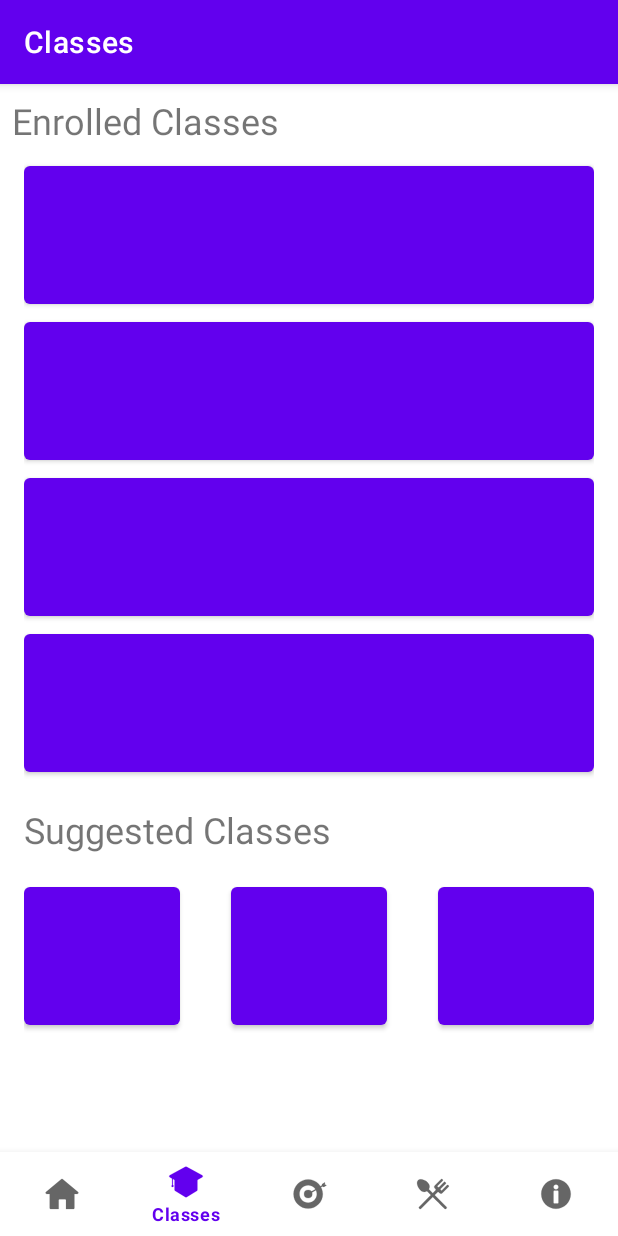
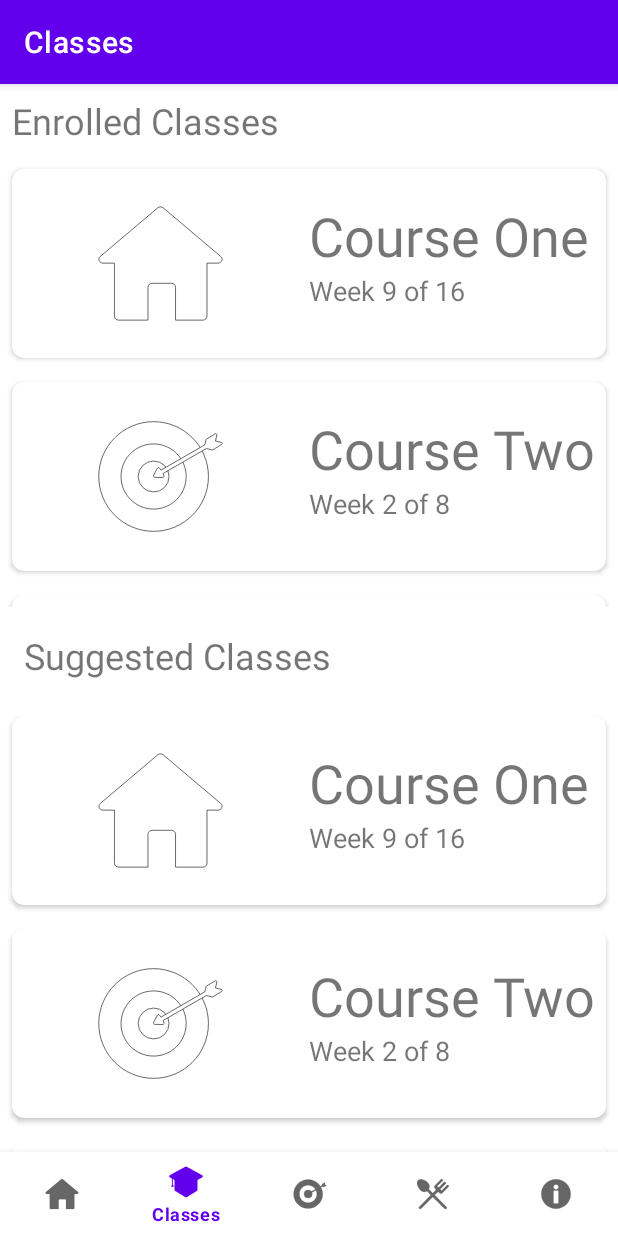
Before and after one commit to sc71/FeastApp, an Android app: the ClassesFragment screen opened through its navigation route, on a phone screen of 412 x 824 dp. Run offline under Robolectric (Android 15) with nearby library versions, the phone set to English and light mode, and no system bars; our stand-ins replace navigation-ui.

Commit message:
working cardview for classesfragment

```diff
--- /dev/null
+++ b/app/src/main/java/com/example/feastapp2/CardAdapter.kt
@@ -0,0 +1,49 @@
+import android.content.Context
+import android.view.LayoutInflater
+import android.view.View
+import android.view.ViewGroup
+import android.widget.ImageView
+import android.widget.TextView
+import androidx.recyclerview.widget.RecyclerView
+import com.example.feastapp2.CardModel
+import com.example.feastapp2.R
+
+class CardAdapter(courseModelArrayList: ArrayList<CardModel>) :
+    RecyclerView.Adapter<CardAdapter.ViewHolder>() {
+    private val courseModelArrayList: ArrayList<CardModel>
+    override fun onCreateViewHolder(parent: ViewGroup, viewType: Int): CardAdapter.ViewHolder {
+        // to inflate the layout for each item of recycler view.
+        val view: View = LayoutInflater.from(parent.context).inflate(R.layout.cardlayout, parent, false)
+        return ViewHolder(view)
+    }
+
+    override fun onBindViewHolder(holder: CardAdapter.ViewHolder, position: Int) {
+        // to set data to textview and imageview of each card layout
+        val model: CardModel = courseModelArrayList[position]
+        holder.courseName.text = model.getCourseName()
+        holder.courseProgress.text = model.getProgress()
+        holder.courseImg.setImageResource(model.getImage())
+    }
+
+    override fun getItemCount(): Int {
+        // this method is used for showing number of card items in recycler view.
+        return courseModelArrayList.size
+    }
+
+    // View holder class for initializing of your views such as TextView and Imageview.
+    class ViewHolder(itemView: View) : RecyclerView.ViewHolder(itemView) {
+        val courseImg: ImageView
+        val courseName: TextView
+        val courseProgress: TextView
+        init {
+            courseName = itemView.findViewById(R.id.course_name)
+            courseProgress = itemView.findViewById(R.id.course_progress)
+            courseImg = itemView.findViewById(R.id.course_img)
+        }
+    }
+
+    // Constructor
+    init {
+        this.courseModelArrayList = courseModelArrayList
+    }
+}
--- /dev/null
+++ b/app/src/main/java/com/example/feastapp2/CardModel.kt
@@ -0,0 +1,22 @@
+package com.example.feastapp2
+
+class CardModel (private var course_name: String, private var progress: String, private var course_image: Int) {
+    fun getCourseName(): String {
+        return course_name
+    }
+    fun setCourseName(courseName: String){
+        this.course_name = courseName
+    }
+    fun getProgress(): String{
+        return progress
+    }
+    fun setProgress(progress: String){
+        this.progress = progress
+    }
+    fun getImage(): Int {
+        return course_image
+    }
+    fun setImage(courseImage: Int){
+        this.course_image = courseImage
+    }
+}
--- a/app/src/main/java/com/example/feastapp2/ui/dashboard/ClassesFragment.kt
+++ b/app/src/main/java/com/example/feastapp2/ui/dashboard/ClassesFragment.kt
@@ -1,5 +1,6 @@
 package com.example.feastapp2.ui.dashboard
 
+import CardAdapter
 import android.os.Bundle
 import android.view.LayoutInflater
 import android.view.View
@@ -8,17 +9,20 @@ import android.widget.LinearLayout
 import android.widget.TextView
 import androidx.fragment.app.Fragment
 import androidx.lifecycle.ViewModelProvider
+import androidx.recyclerview.widget.LinearLayoutManager
+import androidx.recyclerview.widget.RecyclerView
+import com.example.feastapp2.CardModel
+import com.example.feastapp2.R
 import com.example.feastapp2.databinding.FragmentClassesBinding
 
 class ClassesFragment : Fragment() {
 
     private var _binding: FragmentClassesBinding? = null
-
+    private lateinit var courseRV: RecyclerView
+    private lateinit var suggestedRV: RecyclerView
     // This property is only valid between onCreateView and
     // onDestroyView.
     private val binding get() = _binding!!
-    private lateinit var enrolledLinearLayout: LinearLayout
-    private lateinit var suggestedLinearLayout: LinearLayout
 
     override fun onCreateView(
         inflater: LayoutInflater,
@@ -26,12 +30,27 @@ class ClassesFragment : Fragment() {
         savedInstanceState: Bundle?
     ): View {
         _binding = FragmentClassesBinding.inflate(inflater, container, false)
-        //val root: View = binding.root
+        courseRV = binding.root.findViewById(R.id.enrolled_classes)
+        suggestedRV = binding.root.findViewById(R.id.suggested_classes)
 
-        /*val textView: TextView = binding.textDashboard
-        dashboardViewModel.text.observe(viewLifecycleOwner) {
-            textView.text = it
-        }*/
+        val cardModelArrayList: ArrayList<CardModel> = ArrayList<CardModel>()
+        cardModelArrayList.add(CardModel("Course One", "Week 9 of 16", R.drawable.ic_home))
+        cardModelArrayList.add(CardModel("Course Two", "Week 2 of 8", R.drawable.ic_goal))
+        cardModelArrayList.add(CardModel("Course Three", "Week 2 of 8", R.drawable.ic_learn))
+        val cardModelArrayList2: ArrayList<CardModel> = ArrayList<CardModel>()
+        cardModelArrayList2.add(CardModel("Course One", "Week 9 of 16", R.drawable.ic_home))
+        cardModelArrayList2.add(CardModel("Course Two", "Week 2 of 8", R.drawable.ic_goal))
+        cardModelArrayList2.add(CardModel("Course Three", "Week 2 of 8", R.drawable.ic_learn))
+
+        val cardAdapter = CardAdapter(cardModelArrayList)
+        val linearLayoutManager = LinearLayoutManager(activity, LinearLayoutManager.VERTICAL, false)
+        val cardAdapter2 = CardAdapter(cardModelArrayList2)
+        val linearLayoutManager2 = LinearLayoutManager(activity, LinearLayoutManager.VERTICAL, false)
+
+        courseRV.layoutManager = linearLayoutManager
+        courseRV.adapter = cardAdapter
+        suggestedRV.layoutManager = linearLayoutManager2
+        suggestedRV.adapter = cardAdapter2
         return binding.root
     }
 
--- /dev/null
+++ b/app/src/main/res/layout/cardlayout.xml
@@ -0,0 +1,46 @@
+<?xml version="1.0" encoding="utf-8"?>
+<androidx.cardview.widget.CardView xmlns:android="http://schemas.android.com/apk/res/android"
+    android:layout_width="match_parent"
+    android:layout_height="wrap_content"
+    xmlns:app="http://schemas.android.com/apk/res-auto"
+    app:cardCornerRadius="8dp"
+    android:elevation="8dp"
+    android:layout_margin="8dp"
+    android:background="@color/white" >
+    <LinearLayout
+        android:layout_width="match_parent"
+        android:layout_height="wrap_content"
+        android:layout_margin="2dp"
+        android:weightSum="2"
+        android:orientation="horizontal"
+        android:paddingVertical="16dp">
+        <ImageView
+            android:id="@+id/course_img"
+            android:layout_width="0dp"
+            android:layout_height="90dp"
+            android:layout_weight="1"
+            android:src="@drawable/ic_home">
+        </ImageView>
+        <LinearLayout
+            android:layout_width="0dp"
+            android:layout_height="wrap_content"
+            android:layout_weight="1"
+            android:layout_margin="2dp"
+            android:orientation="vertical">
+            <TextView
+                android:id="@+id/course_name"
+                android:layout_width="match_parent"
+                android:layout_height="match_parent"
+                android:text="Course Title"
+                android:textSize="36sp"
+                style="bold"/>
+            <TextView
+                android:id="@+id/course_progress"
+                android:layout_width="match_parent"
+                android:layout_height="match_parent"
+                android:text="Week 9 of 16"
+                android:textSize="18sp"/>
+        </LinearLayout>
+    </LinearLayout>
+
+</androidx.cardview.widget.CardView>
--- a/app/src/main/res/layout/fragment_classes.xml
+++ b/app/src/main/res/layout/fragment_classes.xml
@@ -3,6 +3,7 @@
     xmlns:tools="http://schemas.android.com/tools"
     android:layout_width="match_parent"
     android:layout_height="match_parent"
+    xmlns:app="http://schemas.android.com/apk/res-auto"
     tools:context=".ui.dashboard.ClassesFragment">
     <LinearLayout
         android:layout_width="match_parent"
@@ -16,30 +17,11 @@
             android:text="Enrolled Classes"
             android:textSize="24sp" />
 
-        <androidx.appcompat.widget.LinearLayoutCompat
+        <androidx.recyclerview.widget.RecyclerView
             android:id="@+id/enrolled_classes"
             android:layout_width="match_parent"
-            android:layout_height="match_parent"
-            android:paddingHorizontal="16dp"
-            android:gravity="center_vertical"
-            android:orientation="vertical">
-            <Button
-                android:layout_width="match_parent"
-                android:layout_height="104sp">
-            </Button>
-            <Button
-                android:layout_width="match_parent"
-                android:layout_height="104sp">
-            </Button>
-            <Button
-                android:layout_width="match_parent"
-                android:layout_height="104sp">
-            </Button>
-            <Button
-                android:layout_width="match_parent"
-                android:layout_height="104sp">
-            </Button>
-        </androidx.appcompat.widget.LinearLayoutCompat>
+            android:layout_height="300dp">
+        </androidx.recyclerview.widget.RecyclerView>
 
         <TextView
             android:layout_width="match_parent"
@@ -49,40 +31,11 @@
             android:textSize="24sp">
         </TextView>
 
-        <androidx.appcompat.widget.LinearLayoutCompat
+        <androidx.recyclerview.widget.RecyclerView
             android:id="@+id/suggested_classes"
             android:layout_width="match_parent"
-            android:layout_height="104sp"
-            android:orientation="horizontal"
-            android:gravity="center_vertical"
-            android:paddingHorizontal="16dp">
-            <Button
-                android:layout_width="104sp"
-                android:layout_height="match_parent"
-                android:paddingHorizontal="16dp"
-                android:paddingRight="16dp"
-                android:paddingLeft="16dp">
-            </Button>
-            <Space
-                android:layout_width="0dp"
-                android:layout_height="1dp"
-                android:layout_weight=".2">
-            </Space>
-            <Button
-                android:layout_width="104sp"
-                android:layout_height="match_parent"
-                android:paddingHorizontal="16dp">
-            </Button>
-            <Space
-                android:layout_width="0dp"
-                android:layout_height="1dp"
-                android:layout_weight=".2">
-            </Space>
-            <Button
-                android:layout_width="104sp"
-                android:layout_height="match_parent">
-            </Button>
-        </androidx.appcompat.widget.LinearLayoutCompat>
+            android:layout_height="300dp">
+        </androidx.recyclerview.widget.RecyclerView>
 
     </LinearLayout>
 </androidx.core.widget.NestedScrollView>
```
